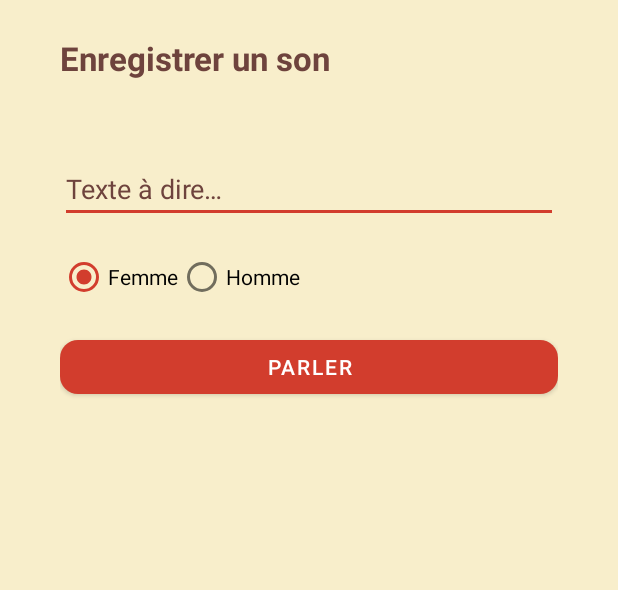
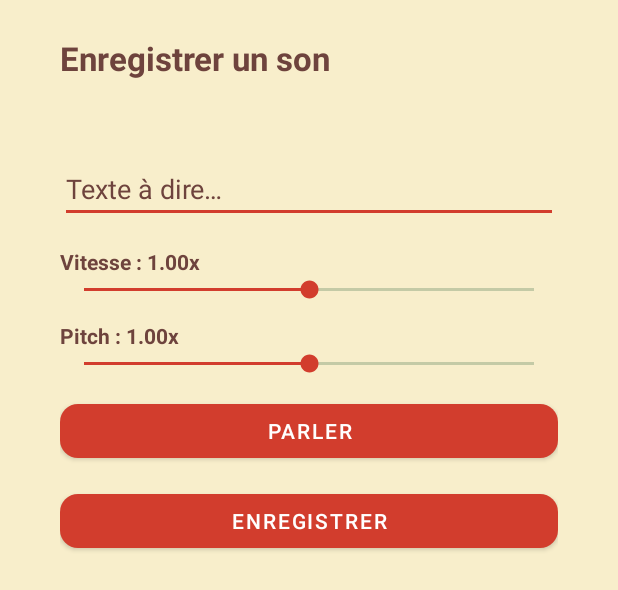
Before and after one commit to Ryoris/BurgerBox, an Android app: the layout generer_son.xml on its own in the app's theme, with its tools: preview values and no code run, on a phone screen of 412 x 824 dp. Shown: the top 590 px of the screen. Run offline under Robolectric (Android 15) with nearby library versions, the phone set to English and light mode, and no system bars.

Commit message:
Amélioration

```diff
--- a/app/src/main/res/layout/activity_main.xml
+++ b/app/src/main/res/layout/activity_main.xml
@@ -10,9 +10,8 @@
     <ListView
         android:id="@+id/listview_1"
         android:layout_width="match_parent"
-        android:layout_height="match_parent"
+        android:layout_height="match_parent" />
 
-        />
         <!--
         app:menu="@menu/action_buttons"
         -->
--- a/app/src/main/res/layout/generer_son.xml
+++ b/app/src/main/res/layout/generer_son.xml
@@ -29,28 +29,49 @@
             android:layout_width="match_parent"
             android:layout_height="wrap_content" />
 
-        <RadioGroup
-            android:id="@+id/rgGender"
-            android:orientation="horizontal"
+        <!-- Bloc vitesse -->
+        <TextView
+            android:id="@+id/tvRateLabel"
+            android:layout_width="match_parent"
+            android:layout_height="wrap_content"
+            android:text="Vitesse : 1.00x"
+            android:layout_marginTop="16dp"
+            android:textStyle="bold"/>
+
+        <SeekBar
+            android:id="@+id/seekRate"
+            android:layout_width="match_parent"
+            android:layout_height="wrap_content"
+            android:max="200"
+            android:progress="100" />
+
+        <!-- Bloc pitch -->
+        <TextView
+            android:id="@+id/tvPitchLabel"
+            android:layout_width="match_parent"
+            android:layout_height="wrap_content"
+            android:text="Pitch : 1.00x"
             android:layout_marginTop="12dp"
-            android:layout_width="wrap_content"
-            android:layout_height="wrap_content">
-            <RadioButton
-                android:id="@+id/rbFemale"
-                android:checked="true"
-                android:text="Femme"
-                android:layout_width="wrap_content"
-                android:layout_height="wrap_content"/>
-            <RadioButton
-                android:id="@+id/rbMale"
-                android:text="Homme"
-                android:layout_width="wrap_content"
-                android:layout_height="wrap_content"/>
-        </RadioGroup>
+            android:textStyle="bold"/>
+
+        <SeekBar
+            android:id="@+id/seekPitch"
+            android:layout_width="match_parent"
+            android:layout_height="wrap_content"
+            android:max="200"
+            android:progress="100" />
+
 
         <Button
-            android:id="@+id/btnSpeak"
+            android:id="@+id/btnPlay"
             android:text="Parler"
+            android:layout_width="match_parent"
+            android:layout_height="wrap_content"
+            android:layout_marginTop="12dp" />
+
+        <Button
+            android:id="@+id/btnSave"
+            android:text="Enregistrer"
             android:layout_width="match_parent"
             android:layout_height="wrap_content"
             android:layout_marginTop="12dp" />
--- a/app/src/main/res/mipmap-anydpi-v26/ic_launcher.xml
+++ /dev/null
@@ -1,6 +0,0 @@
-<?xml version="1.0" encoding="utf-8"?>
-<adaptive-icon xmlns:android="http://schemas.android.com/apk/res/android">
-    <background android:drawable="@drawable/ic_launcher_background" />
-    <foreground android:drawable="@drawable/ic_launcher_foreground" />
-    <monochrome android:drawable="@drawable/ic_launcher_foreground" />
-</adaptive-icon>
--- a/app/src/main/res/mipmap-anydpi-v26/ic_launcher_round.xml
+++ /dev/null
@@ -1,6 +0,0 @@
-<?xml version="1.0" encoding="utf-8"?>
-<adaptive-icon xmlns:android="http://schemas.android.com/apk/res/android">
-    <background android:drawable="@drawable/ic_launcher_background" />
-    <foreground android:drawable="@drawable/ic_launcher_foreground" />
-    <monochrome android:drawable="@drawable/ic_launcher_foreground" />
-</adaptive-icon>
```
Also changed, not shown: app/src/main/java/com/clem/burgerbox/Generer_son.java (+197 -9 lines), app/src/main/res/drawable/ic_launcher_background.xml (deleted, +0 -170 lines), app/src/main/res/drawable/ic_launcher_foreground.xml (deleted, +0 -30 lines), app/src/main/res/layout/activity_base.xml (+11 -7 lines), app/src/main/res/mipmap-hdpi/ic_launcher.webp (deleted), app/src/main/res/mipmap-hdpi/ic_launcher_round.webp (deleted), app/src/main/res/mipmap-mdpi/ic_launcher.webp (deleted), app/src/main/res/mipmap-mdpi/ic_launcher_round.webp (deleted), app/src/main/res/mipmap-xhdpi/ic_launcher.webp (deleted), app/src/main/res/mipmap-xhdpi/ic_launcher_round.webp (deleted), app/src/main/res/mipmap-xxhdpi/ic_launcher.webp (deleted), app/src/main/res/mipmap-xxhdpi/ic_launcher_round.webp (deleted), app/src/main/res/mipmap-xxxhdpi/ic_launcher.webp (deleted), app/src/main/res/mipmap-xxxhdpi/ic_launcher_round.webp (deleted), 1 other file.
